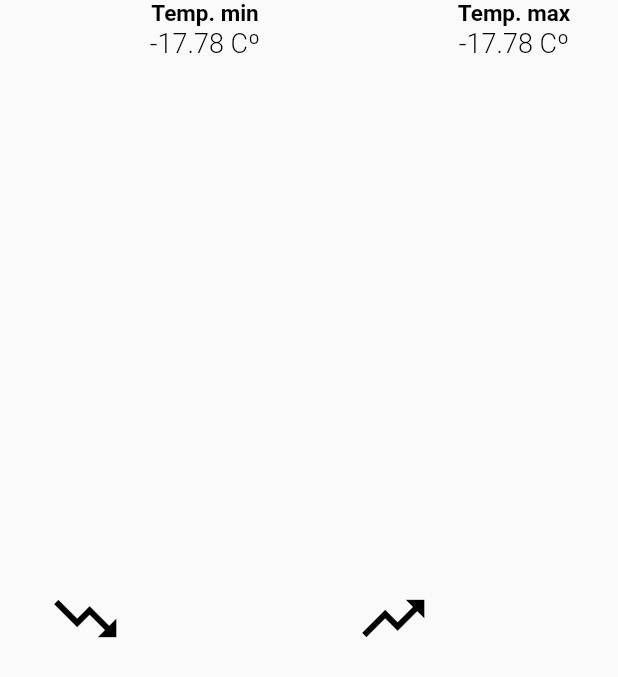
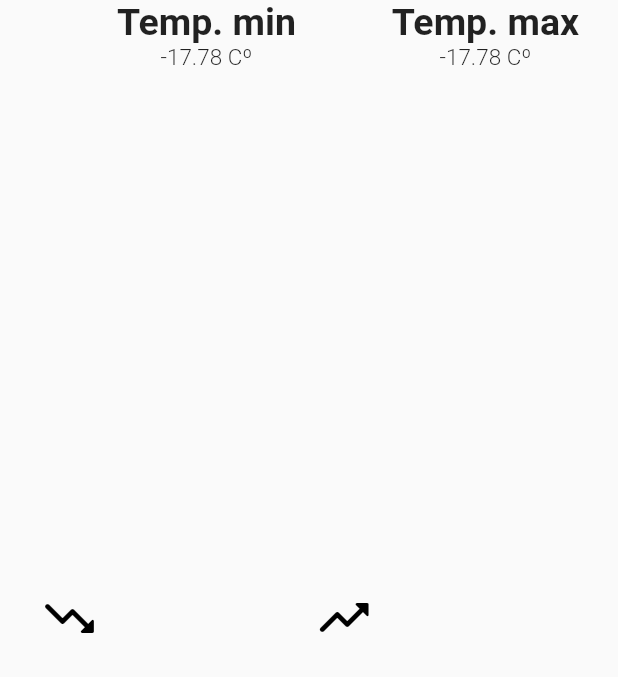
Before and after one commit to renzorosaz/testFlutterGood, a Flutter app: the TempeView widget shown alone on an empty page, opened directly with empty values, on a phone screen of 412 x 824 dp. Shown: the top 677 px of the screen. Run offline on Flutter 3.47's test engine with Material 2 defaults, Android fonts, the phone set to English and light mode, and no system bars; our stand-ins replace google_fonts; Roboto replaces fonts that are missing (Baloo).

```diff
--- a/lib/views/widgets/temperature_view.dart
+++ b/lib/views/widgets/temperature_view.dart
@@ -1,9 +1,8 @@
 import 'package:flutter/material.dart';
 import 'package:prueba_goodm/models/temperature.dart';
-
+import 'package:google_fonts/google_fonts.dart';
 
 class TempeView extends StatefulWidget {
-
   const TempeView({
     Key key,
     @required this.temp,
@@ -16,7 +15,6 @@ class TempeView extends StatefulWidget {
 }
 
 class _TempeViewState extends State<TempeView> {
-
   @override
   void initState() {
     super.initState();
@@ -25,51 +23,73 @@ class _TempeViewState extends State<TempeView> {
   @override
   Widget build(BuildContext context) {
     return SizedBox(
+      child: Padding(
+        padding: const EdgeInsets.only(right: 20,left:20),
         child: Row(
+
           mainAxisAlignment: MainAxisAlignment.spaceAround,
           children: [
             Row(
               children: [
-              Icon(Icons.trending_down,color: Colors.black,size: 50,),
-              SizedBox(width: 18,),
+                Icon(
+                  Icons.trending_down_rounded,
+                  color: Colors.black,
+                  size: 40,
+                ),
+                SizedBox(
+                  width: 12,
+                ),
                 Column(
                   children: [
-                  Text("Temp. min",
-                      style: TextStyle(
-                          color: Colors.black,
-                          fontSize: 15,
-                          fontWeight: FontWeight.bold)),
-                  Text(widget.temp != null ? (((widget.temp.tempMin)-32)*5/9).toStringAsFixed(2)+" Cº" : "-",
-                      style: TextStyle(
-                          color: Colors.black,
-                          fontSize: 18,
-                          fontWeight: FontWeight.w300)),
+                    Text(
+                      "Temp. min",
+                      style: GoogleFonts.baloo(
+                          fontSize: 25, fontWeight: FontWeight.bold),
+                    ),
+                    Text(
+                      widget.temp != null
+                          ? (((widget.temp.tempMin) - 32) * 5 / 9)
+                                  .toStringAsFixed(2) +
+                              " Cº"
+                          : "-",
+                      style: GoogleFonts.baloo(
+                          fontSize: 15, fontWeight: FontWeight.w300),
+                    ),
                   ],
                 ),
               ],
             ),
             Row(
               children: [
-              Icon(Icons.trending_up,color: Colors.black,size: 50,),
-              SizedBox(width: 18,),
+                Icon(
+                  Icons.trending_up_rounded,
+                  color: Colors.black,
+                  size: 40,
+                ),
+                SizedBox(
+                  width: 12,
+                ),
                 Column(
                   children: [
                     Text("Temp. max",
-                      style: TextStyle(
-                          color: Colors.black,
-                          fontSize: 15,
-                          fontWeight: FontWeight.bold)),
-                  Text(widget.temp != null ? (((widget.temp.tempMax)-32)*5/9).toStringAsFixed(2)+" Cº" : "-", style: TextStyle(
-                color: Colors.black,
-                fontSize: 18,
-                fontWeight: FontWeight.w300))
-
+                        style: GoogleFonts.baloo(
+                            fontSize: 25, fontWeight: FontWeight.bold)),
+                    Text(
+                      widget.temp != null
+                          ? (((widget.temp.tempMax) - 32) * 5 / 9)
+                                  .toStringAsFixed(2) +
+                              " Cº"
+                          : "-",
+                      style: GoogleFonts.baloo(
+                          fontSize: 15, fontWeight: FontWeight.w300),
+                    )
                   ],
                 ),
               ],
             ),
           ],
         ),
+      ),
     );
   }
 }
--- a/pubspec.yaml
+++ b/pubspec.yaml
@@ -35,7 +35,7 @@ dev_dependencies:
   http: ^0.12.2
   provider: ^4.3.2+2
   intl: ^0.16.1
-
+  google_fonts: ^1.1.1
 # For information on the generic Dart part of this file, see the
 # following page: https://dart.dev/tools/pub/pubspec
 
```
Also changed, not shown: lib/views/home_view.dart (+27 -11 lines), lib/views/widgets/weatherDays_view.dart (added, +140 -0 lines), lib/views/widgets/weather_info.dart (+8 -13 lines), pubspec.lock. Lines whose indentation alone changed are shown as unchanged.
